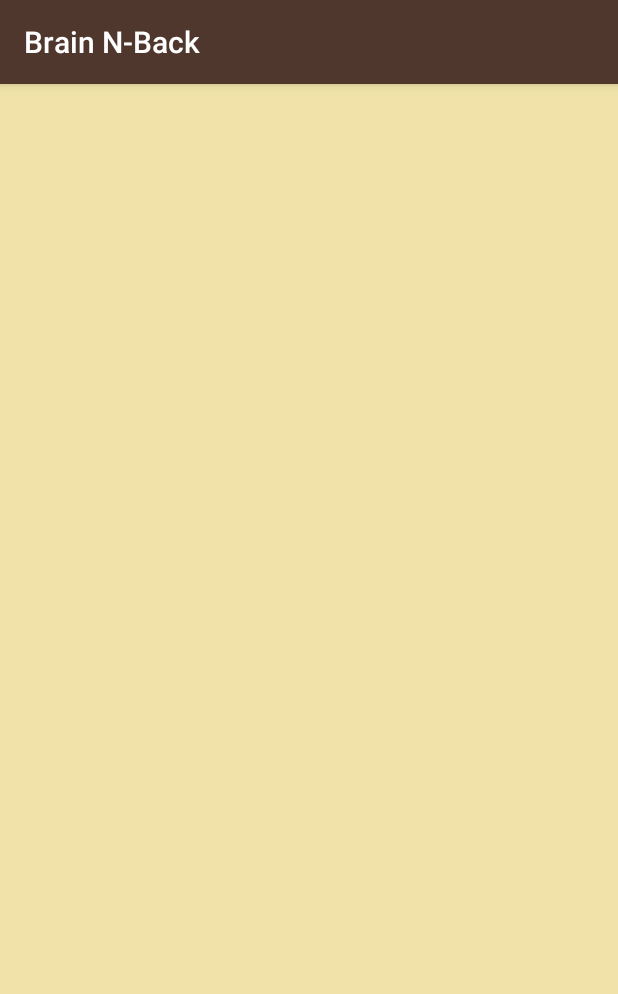
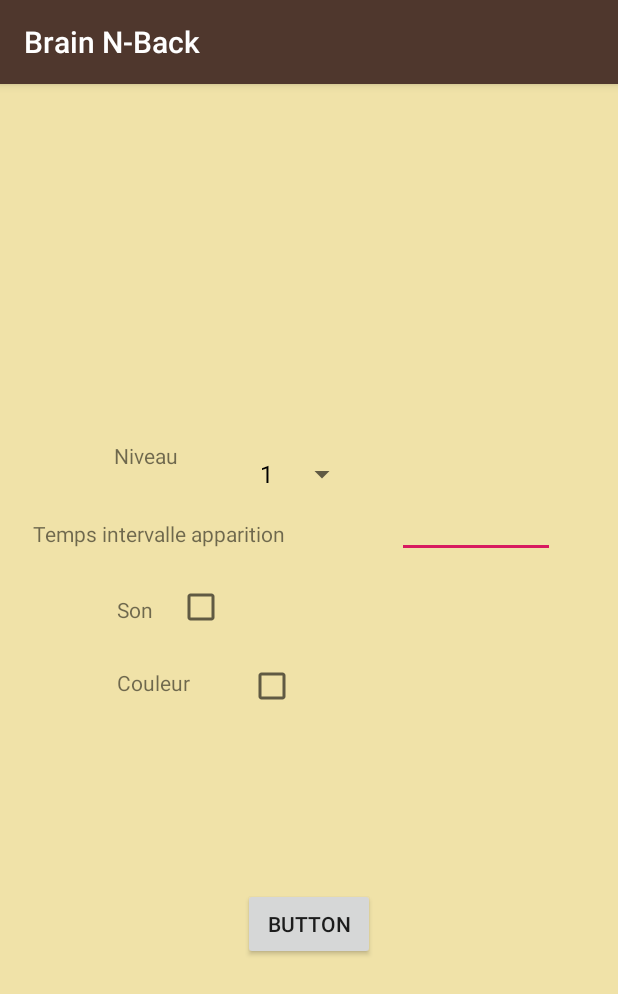
Before and after one commit to MatthieuAvrgs/BrainNBack, an Android app: the SettingsActivity screen opened directly, with no data from a screen before it, on a phone screen of 412 x 824 dp. Shown: the top 994 px of the screen. Run offline under Robolectric (Android 15) with nearby library versions, the phone set to English and light mode, and no system bars.

Commit message:
Add method to get random Int depending on the level that the user choose + add menu in main page (to have an access to the settings page)

```diff
--- a/app/src/main/java/fr/utt/if26/brainn_back/Game/Partie.java
+++ b/app/src/main/java/fr/utt/if26/brainn_back/Game/Partie.java
@@ -10,7 +10,7 @@ public class Partie {
         this.settingPartie = settingPartie;
         this.listeCarres = new PetitCarre[settingPartie.getNbreItems()];
         for(int i=0; i<settingPartie.getNbreItems(); i++){
-            listeCarres[i]=new PetitCarre();
+            listeCarres[i]=new PetitCarre(this.listeCarres, settingPartie.getNiveau());
         }
     }
 
--- a/app/src/main/java/fr/utt/if26/brainn_back/Game/Settings.java
+++ b/app/src/main/java/fr/utt/if26/brainn_back/Game/Settings.java
@@ -3,7 +3,7 @@ package fr.utt.if26.brainn_back.Game;
 public class Settings {
     private int niveau = 1;
     private long temps = 3000;
-    private int nbreItems = 10;
+    private int nbreItems = 20;
 
     public Settings(int niveau, long temps, int nbreItems) {
         this.niveau = niveau;
--- a/app/src/main/java/fr/utt/if26/brainn_back/GameActivity.java
+++ b/app/src/main/java/fr/utt/if26/brainn_back/GameActivity.java
@@ -65,6 +65,10 @@ public class GameActivity extends AppCompatActivity {
         listeVuesCarre.add(carre8);
         listeVuesCarre.add(carre9);
 
+        // int niveau = get niveau dans la bbd
+        // long temps = get temps dans la bdd
+        // int nbreItems = get nbrItems dans la bdd
+        // settingsPartie = Settings(niveau, temps, nbreItems)
         settingsPartie = new Settings();
         partie = new Partie(new Settings());
 
--- a/app/src/main/java/fr/utt/if26/brainn_back/SettingsActivity.java
+++ b/app/src/main/java/fr/utt/if26/brainn_back/SettingsActivity.java
@@ -2,6 +2,8 @@ package fr.utt.if26.brainn_back;
 
 import android.os.Bundle;
 import android.support.v7.app.AppCompatActivity;
+import android.widget.ArrayAdapter;
+import android.widget.Spinner;
 
 public class SettingsActivity extends AppCompatActivity {
 
@@ -9,5 +11,16 @@ public class SettingsActivity extends AppCompatActivity {
     protected void onCreate(Bundle savedInstanceState) {
         super.onCreate(savedInstanceState);
         setContentView(R.layout.activity_settings);
+
+
+        Spinner dropdown = findViewById(R.id.spinner_niveau_jeu_settings);
+        String[] items = new String[]{"1", "2", "3", "4", "5", "6", "7", "8", "9"};
+        //creation de l'adaptateur qui permet de savoir comment les items vont etre display
+        ArrayAdapter<String> adapter = new ArrayAdapter<>(this, android.R.layout.simple_spinner_dropdown_item, items);
+        //set the spinners adapter to the previously created one.
+        dropdown.setAdapter(adapter);
+        // set niveau settings la valeur ci dessous
+        // dropdown.getSelectedItem().toString();
+
     }
 }
--- a/app/src/main/res/layout/activity_settings.xml
+++ b/app/src/main/res/layout/activity_settings.xml
@@ -8,4 +8,104 @@
     android:background="@color/beige"
     tools:context=".SettingsActivity">
 
+    <RelativeLayout
+        android:layout_width="368dp"
+        android:layout_height="495dp"
+        android:layout_marginStart="8dp"
+        android:layout_marginTop="8dp"
+        android:layout_marginEnd="8dp"
+        android:layout_marginBottom="8dp"
+        app:layout_constraintBottom_toBottomOf="parent"
+        app:layout_constraintEnd_toEndOf="parent"
+        app:layout_constraintStart_toStartOf="parent"
+        app:layout_constraintTop_toTopOf="parent">
+
+        <Spinner
+            android:id="@+id/spinner_niveau_jeu_settings"
+            android:layout_width="wrap_content"
+            android:layout_height="wrap_content"
+            android:layout_alignParentStart="true"
+            android:layout_alignParentTop="true"
+            android:layout_marginStart="143dp"
+            android:layout_marginTop="99dp" />
+
+        <Button
+            android:id="@+id/button"
+            android:layout_width="wrap_content"
+            android:layout_height="wrap_content"
+            android:layout_alignParentBottom="true"
+            android:layout_centerHorizontal="true"
+            android:layout_marginBottom="48dp"
+            android:text="Button" />
+
+        <TextView
+            android:id="@+id/textView"
+            android:layout_width="wrap_content"
+            android:layout_height="wrap_content"
+            android:layout_alignParentStart="true"
+            android:layout_alignParentTop="true"
+            android:layout_marginStart="54dp"
+            android:layout_marginTop="101dp"
+            android:text="Niveau" />
+
+        <TextView
+            android:id="@+id/textView2"
+            android:layout_width="176dp"
+            android:layout_height="22dp"
+            android:layout_alignParentTop="true"
+            android:layout_marginTop="153dp"
+            android:layout_marginEnd="27dp"
+            android:layout_toStartOf="@+id/editText2"
+            android:text="Temps intervalle apparition" />
+
+        <TextView
+            android:id="@+id/textView3"
+            android:layout_width="wrap_content"
+            android:layout_height="wrap_content"
+            android:layout_alignParentStart="true"
+            android:layout_alignParentTop="true"
+            android:layout_marginStart="56dp"
+            android:layout_marginTop="204dp"
+            android:text="Son" />
+
+        <TextView
+            android:id="@+id/textView4"
+            android:layout_width="wrap_content"
+            android:layout_height="wrap_content"
+            android:layout_alignParentStart="true"
+            android:layout_alignParentBottom="true"
+            android:layout_marginStart="56dp"
+            android:layout_marginBottom="223dp"
+            android:text="Couleur" />
+
+        <CheckBox
+            android:id="@+id/checkBox"
+            android:layout_width="wrap_content"
+            android:layout_height="wrap_content"
+            android:layout_alignParentStart="true"
+            android:layout_alignParentTop="true"
+            android:layout_marginStart="96dp"
+            android:layout_marginTop="196dp" />
+
+        <CheckBox
+            android:id="@+id/checkBox2"
+            android:layout_width="wrap_content"
+            android:layout_height="wrap_content"
+            android:layout_alignStart="@+id/spinner_niveau_jeu_settings"
+            android:layout_alignTop="@+id/textView4"
+            android:layout_marginStart="0dp"
+            android:layout_marginTop="-4dp" />
+
+        <EditText
+            android:id="@+id/editText3"
+            android:layout_width="105dp"
+            android:layout_height="wrap_content"
+            android:layout_alignParentTop="true"
+            android:layout_alignParentEnd="true"
+            android:layout_marginTop="134dp"
+            android:layout_marginEnd="20dp"
+            android:ems="10"
+            android:inputType="time" />
+
+    </RelativeLayout>
 </android.support.constraint.ConstraintLayout>
--- a/app/src/main/res/menu/main_menu.xml
+++ b/app/src/main/res/menu/main_menu.xml
@@ -5,8 +5,10 @@
         android:id="@+id/parametres"
         android:title="Paramètres">
     </item>
+    <!--
     <item
         android:id="@+id/a_propos"
         android:title="Règles">
     </item>
+    -->
 </menu>
```
Also changed, not shown: app/src/main/java/fr/utt/if26/brainn_back/Game/PetitCarre.java (+28 -3 lines), app/src/main/java/fr/utt/if26/brainn_back/MainActivity.java (+33 -1 lines).
